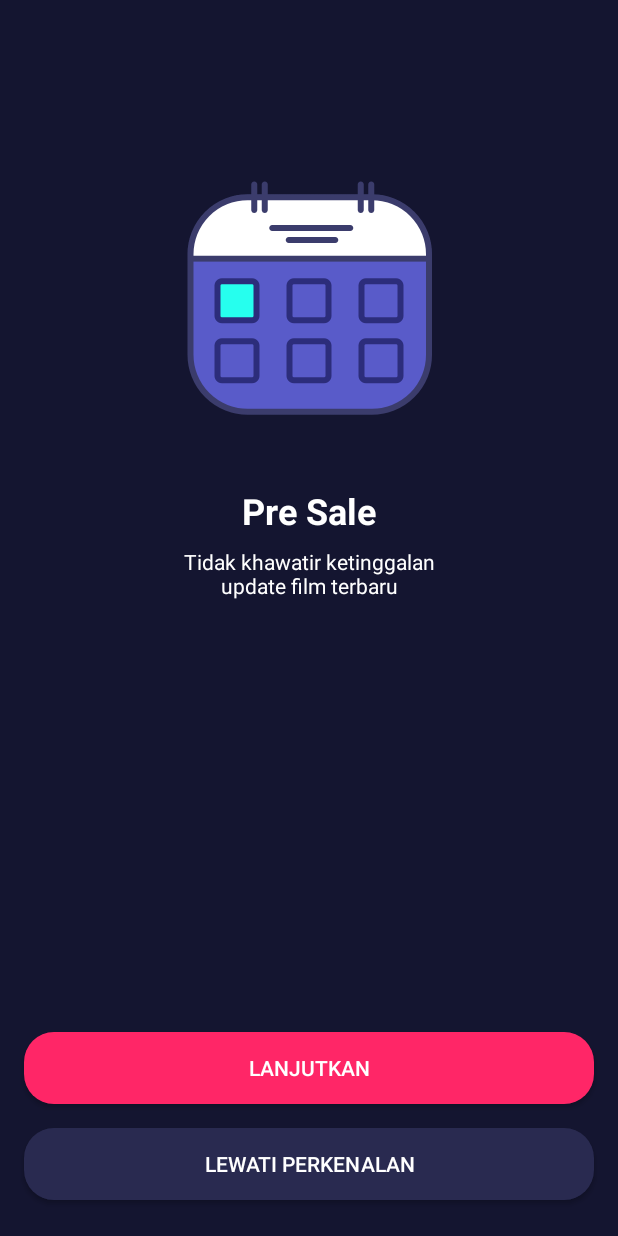
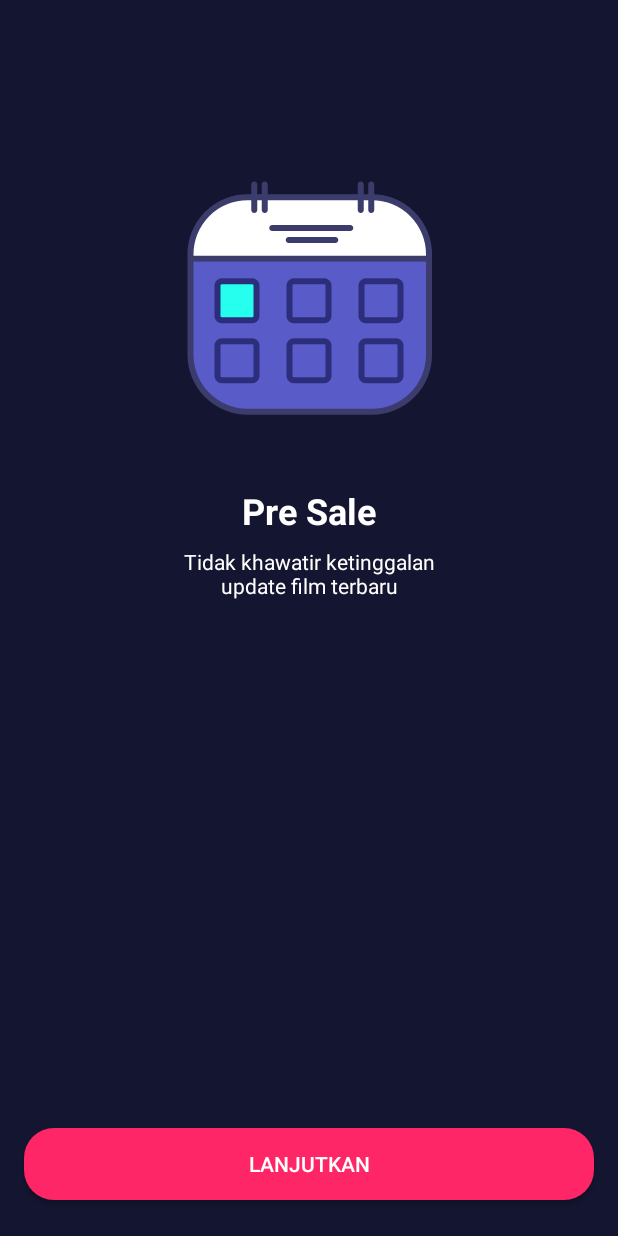
Before and after one commit to adwiarifin/bwamov, an Android app: the OnboardingTwoActivity screen opened directly, with no data from a screen before it, on a phone screen of 412 x 824 dp. Run offline under Robolectric (Android 15) with nearby library versions, the phone set to English and light mode, and no system bars.

Commit message:
onboarding logic

```diff
--- a/app/src/main/AndroidManifest.xml
+++ b/app/src/main/AndroidManifest.xml
@@ -14,6 +14,7 @@
         <activity android:name=".DetailActivity" />
         <activity android:name=".onboarding.OnboardingOneActivity" />
         <activity android:name=".onboarding.OnboardingTwoActivity" />
+        <activity android:name=".onboarding.OnboardingThreeActivity" />
         <activity android:name=".sign.SignInActivity" />
         <activity android:name=".sign.SignUpActivity" />
         <activity android:name=".sign.SignUpPhotoscreenActivity" />
--- a/app/src/main/java/com/kesatriakeyboard/bwamov/onboarding/OnboardingTwoActivity.kt
+++ b/app/src/main/java/com/kesatriakeyboard/bwamov/onboarding/OnboardingTwoActivity.kt
@@ -1,12 +1,19 @@
 package com.kesatriakeyboard.bwamov.onboarding
 
+import android.content.Intent
 import androidx.appcompat.app.AppCompatActivity
 import android.os.Bundle
 import com.kesatriakeyboard.bwamov.R
+import kotlinx.android.synthetic.main.activity_onboarding_two.*
 
 class OnboardingTwoActivity : AppCompatActivity() {
     override fun onCreate(savedInstanceState: Bundle?) {
         super.onCreate(savedInstanceState)
         setContentView(R.layout.activity_onboarding_two)
+
+        button_next.setOnClickListener {
+            val intent = Intent(this@OnboardingTwoActivity, OnboardingThreeActivity::class.java)
+            startActivity(intent)
+        }
     }
 }
--- a/app/src/main/res/layout/activity_onboarding_three.xml
+++ b/app/src/main/res/layout/activity_onboarding_three.xml
@@ -8,7 +8,7 @@
     tools:context=".onboarding.OnboardingOneActivity">
 
     <Button
-        android:id="@+id/button2"
+        android:id="@+id/button_next"
         android:layout_width="0dp"
         android:layout_height="wrap_content"
         android:layout_marginStart="16dp"
@@ -28,6 +28,7 @@
         android:layout_marginStart="16dp"
         android:layout_marginTop="100dp"
         android:layout_marginEnd="16dp"
+        android:contentDescription="@string/cashless"
         app:layout_constraintEnd_toEndOf="parent"
         app:layout_constraintStart_toStartOf="parent"
         app:layout_constraintTop_toTopOf="parent"
--- a/app/src/main/res/layout/activity_onboarding_two.xml
+++ b/app/src/main/res/layout/activity_onboarding_two.xml
@@ -8,31 +8,16 @@
     tools:context=".onboarding.OnboardingOneActivity">
 
     <Button
-        android:id="@+id/button"
+        android:id="@+id/button_next"
         android:layout_width="0dp"
         android:layout_height="wrap_content"
         android:layout_marginStart="16dp"
         android:layout_marginEnd="16dp"
         android:layout_marginBottom="24dp"
-        android:background="@drawable/shape_rectangle_blue_grey"
-        android:text="@string/lewati_perkenalan"
-        android:textColor="@color/colorWhite"
-        app:layout_constraintBottom_toBottomOf="parent"
-        app:layout_constraintEnd_toEndOf="parent"
-        app:layout_constraintHorizontal_bias="0.498"
-        app:layout_constraintStart_toStartOf="parent" />
-
-    <Button
-        android:id="@+id/button2"
-        android:layout_width="0dp"
-        android:layout_height="wrap_content"
-        android:layout_marginStart="16dp"
-        android:layout_marginEnd="16dp"
-        android:layout_marginBottom="16dp"
         android:background="@drawable/shape_rectangle_pink"
         android:text="@string/lanjutkan"
         android:textColor="@color/colorWhite"
-        app:layout_constraintBottom_toTopOf="@+id/button"
+        app:layout_constraintBottom_toBottomOf="parent"
         app:layout_constraintEnd_toEndOf="parent"
         app:layout_constraintStart_toStartOf="parent" />
 
@@ -43,6 +28,7 @@
         android:layout_marginStart="16dp"
         android:layout_marginTop="100dp"
         android:layout_marginEnd="16dp"
+        android:contentDescription="@string/pre_sale"
         app:layout_constraintEnd_toEndOf="parent"
         app:layout_constraintStart_toStartOf="parent"
         app:layout_constraintTop_toTopOf="parent"
```
Also changed, not shown: app/src/main/java/com/kesatriakeyboard/bwamov/onboarding/OnboardingOneActivity.kt (+14 -0 lines), app/src/main/java/com/kesatriakeyboard/bwamov/onboarding/OnboardingThreeActivity.kt (+9 -0 lines), app/src/main/res/layout/activity_onboarding_one.xml (+4 -3 lines).
